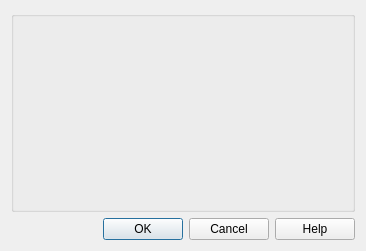
Before: the Qt Designer form src/gui/choicedialog.ui in albar965/littlenavmap, drawn with Qt 5.
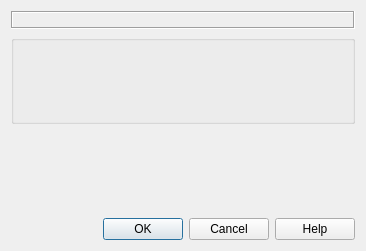
After: the same form once the commit is applied.

Commit message: Removed UserDataExporDialog and replaced it with ChoiceDialog. Improved ChoiceDialog and added description label.

Patch:
```diff
--- a/src/gui/choicedialog.ui
+++ b/src/gui/choicedialog.ui
@@ -15,7 +15,35 @@
   </property>
   <layout class="QVBoxLayout" name="verticalLayout">
    <item>
-    <widget class="QGroupBox" name="groupBox">
+    <widget class="QLabel" name="labelChoiceDescription">
+     <property name="frameShape">
+      <enum>QFrame::Box</enum>
+     </property>
+     <property name="frameShadow">
+      <enum>QFrame::Sunken</enum>
+     </property>
+     <property name="text">
+      <string/>
+     </property>
+     <property name="wordWrap">
+      <bool>true</bool>
+     </property>
+     <property name="margin">
+      <number>5</number>
+     </property>
+     <property name="textInteractionFlags">
+      <set>Qt::LinksAccessibleByMouse|Qt::TextSelectableByMouse</set>
+     </property>
+    </widget>
+   </item>
+   <item>
+    <widget class="QGroupBox" name="groupBoxChoice">
+     <property name="sizePolicy">
+      <sizepolicy hsizetype="Preferred" vsizetype="Expanding">
+       <horstretch>0</horstretch>
+       <verstretch>0</verstretch>
+      </sizepolicy>
+     </property>
      <property name="title">
       <string/>
      </property>
@@ -27,7 +55,20 @@
     </widget>
    </item>
    <item>
-    <widget class="QDialogButtonBox" name="buttonBox">
+    <spacer name="verticalSpacer">
+     <property name="orientation">
+      <enum>Qt::Vertical</enum>
+     </property>
+     <property name="sizeHint" stdset="0">
+      <size>
+       <width>20</width>
+       <height>40</height>
+      </size>
+     </property>
+    </spacer>
+   </item>
+   <item>
+    <widget class="QDialogButtonBox" name="buttonBoxChoice">
      <property name="orientation">
       <enum>Qt::Horizontal</enum>
      </property>
```
The commit also changes 9 other files.
